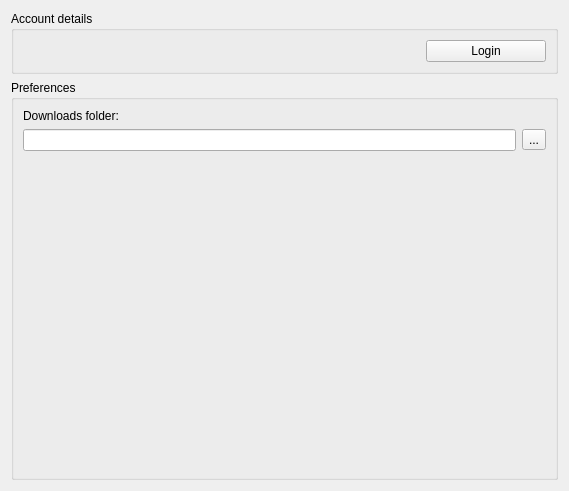
Shedward/Clementine, file src/internet/vksettingspage.ui: the form before one commit.
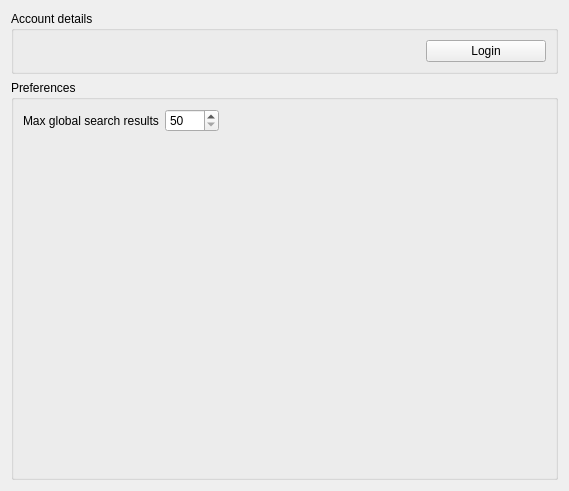
The form after the commit. Icons and pictures are not drawn.

What changed in the file:
```diff
--- a/src/internet/vksettingspage.ui
+++ b/src/internet/vksettingspage.ui
@@ -55,29 +55,42 @@
      <property name="title">
       <string>Preferences</string>
      </property>
-     <layout class="QVBoxLayout" name="verticalLayout_3">
-      <item>
-       <widget class="QLabel" name="dflabel">
-        <property name="text">
-         <string>Downloads folder:</string>
-        </property>
-        <property name="buddy">
-         <cstring>downloadFolder</cstring>
-        </property>
-       </widget>
-      </item>
+     <layout class="QVBoxLayout" name="verticalLayout">
       <item>
        <layout class="QHBoxLayout" name="horizontalLayout_2">
         <item>
-         <widget class="QLineEdit" name="downloadFolder"/>
-        </item>
-        <item>
-         <widget class="QToolButton" name="chooseDownloadsFolder">
+         <widget class="QLabel" name="label">
           <property name="text">
-           <string>...</string>
+           <string>Max global search results</string>
           </property>
          </widget>
         </item>
+        <item>
+         <widget class="QSpinBox" name="maxGlobalSearch">
+          <property name="minimum">
+           <number>50</number>
+          </property>
+          <property name="maximum">
+           <number>3000</number>
+          </property>
+          <property name="singleStep">
+           <number>50</number>
+          </property>
+         </widget>
+        </item>
+        <item>
+         <spacer name="horizontalSpacer">
+          <property name="orientation">
+           <enum>Qt::Horizontal</enum>
+          </property>
+          <property name="sizeHint" stdset="0">
+           <size>
+            <width>40</width>
+            <height>20</height>
+           </size>
+          </property>
+         </spacer>
+        </item>
        </layout>
       </item>
       <item>
```
